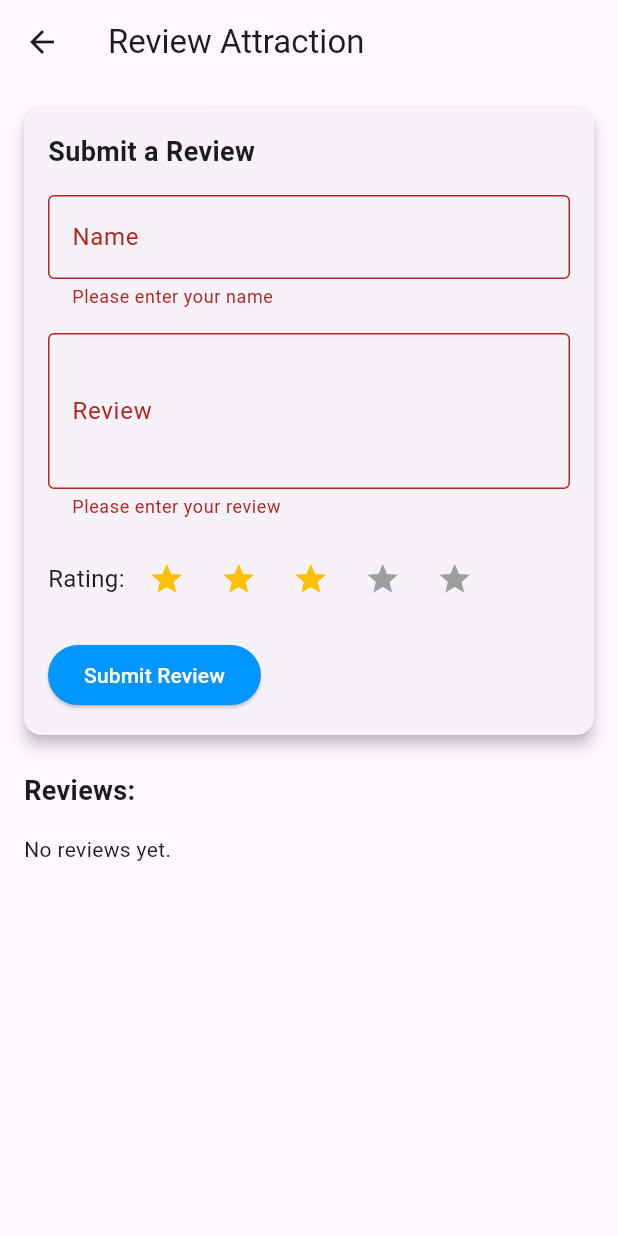
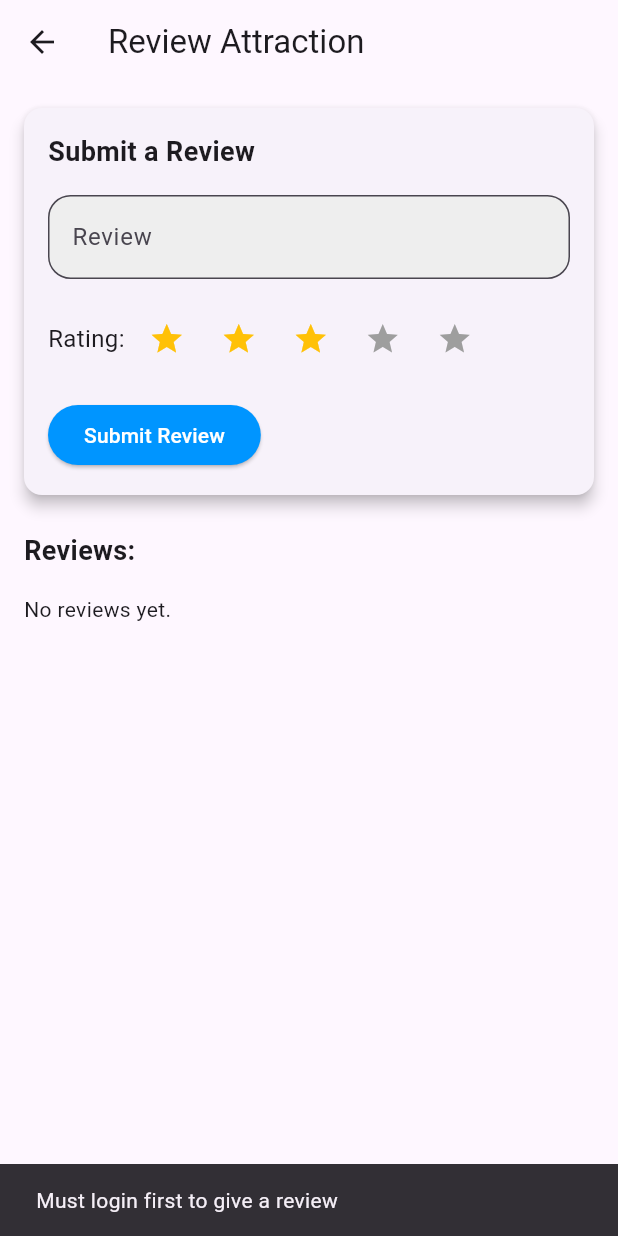
Before and after one commit to asimmughal876/CitiGuide-App, a Flutter app: the ReviewAttraction screen opened directly with empty values, after a tap on "Submit Review", on a phone screen of 412 x 824 dp. Run offline on Flutter 3.47's test engine with Material 3 defaults, Android fonts, the phone set to English and light mode, and no system bars; our stand-ins replace firebase_auth, firebase_core, firebase_database, google_fonts, google_maps_flutter, google_sign_in and 2 more; missing offline and left inert: cloudinary_public; accounts and stored records are empty; network calls fail.

Commit message:
current user name for reviews

```diff
--- a/lib/contact us.dart
+++ b/lib/contact us.dart
@@ -30,7 +30,6 @@ class _ContactUsAppState extends State<ContactUsApp> {
         setState(() {
           name.text = userData['name'] ?? '';
           email.text = userData['email'] ?? '';
-          userData['imageUrl'];
         });
       }
     }
--- a/lib/review_attraction.dart
+++ b/lib/review_attraction.dart
@@ -1,4 +1,5 @@
 import 'dart:io';
+import 'package:firebase_auth/firebase_auth.dart';
 import 'package:firebase_database/firebase_database.dart';
 import 'package:flutter/material.dart';
 import 'package:shared_preferences/shared_preferences.dart';
@@ -19,15 +20,32 @@ class _ReviewAttractionState extends State<ReviewAttraction> {
   final TextEditingController _reviewController = TextEditingController();
   double _rating = 3.0;
   List<Map<String, dynamic>> reviews = [];
-  String? _userId; // Store the user's ID (you could use Firebase Auth for this)
+  String? _userId;
 
-Future<void> _checkuser() async{
+  Future<void> _checkuser() async {
     SharedPreferences storage = await SharedPreferences.getInstance();
     String? user = await storage.getString('user');
 
     user != null ? _userId = user : _userId = null;
   }
-  // Fetch reviews from Firebase
+
+  Future<void> _loadProfileData() async {
+    User? user = FirebaseAuth.instance.currentUser;
+
+    if (user != null) {
+      DatabaseReference userRef =
+          FirebaseDatabase.instance.ref().child('Users').child(user.uid);
+      DataSnapshot snapshot = await userRef.get();
+
+      if (snapshot.exists) {
+        Map userData = snapshot.value as Map;
+        setState(() {
+          _nameController.text = userData['name'] ?? '';
+        });
+      }
+    }
+  }
+
   Future<void> fetchReviews() async {
     try {
       final snapshot = await _databaseReference.get();
@@ -55,6 +73,12 @@ Future<void> _checkuser() async{
   }
 
   Future<void> _submitReview() async {
+    if (_userId == null) {
+      ScaffoldMessenger.of(context).showSnackBar(
+        const SnackBar(content: Text('Must login first to give a review')),
+      );
+      return;
+    }
     if (_formKey.currentState!.validate()) {
       final name = _nameController.text;
       final reviewText = _reviewController.text;
@@ -66,7 +90,8 @@ Future<void> _checkuser() async{
           'review': reviewText,
           'attraction': widget.attractionId,
           'likes': 0, // Initialize with 0 likes
-          'likedBy': [], // Initialize with empty list of users who liked the review
+          'likedBy':
+              [], // Initialize with empty list of users who liked the review
         });
         _nameController.clear();
         _reviewController.clear();
@@ -85,8 +110,9 @@ Future<void> _checkuser() async{
     }
   }
 
-  Future<void> _likeReview(String reviewKey, List<dynamic> likedBy, int currentLikes) async {
-    if(_userId == null){
+  Future<void> _likeReview(
+      String reviewKey, List<dynamic> likedBy, int currentLikes) async {
+    if (_userId == null) {
       ScaffoldMessenger.of(context).showSnackBar(
         const SnackBar(content: Text('Must login first to like a review')),
       );
@@ -118,6 +144,7 @@ Future<void> _checkuser() async{
     super.initState();
     _checkuser();
     fetchReviews();
+    _loadProfileData();
   }
 
   Widget buildStarRating() {
@@ -168,36 +195,22 @@ Future<void> _checkuser() async{
                         ),
                         const SizedBox(height: 16),
                         TextFormField(
-                          controller: _nameController,
-                          decoration: const InputDecoration(
-                            labelText: 'Name',
-                            floatingLabelStyle: TextStyle(color: Colors.black),
+                          controller: _reviewController,
+                          cursorColor: const Color.fromARGB(255, 0, 149, 255),
+                          decoration: InputDecoration(
+                              hintText: "Review",
                               border: OutlineInputBorder(
-                              borderSide: BorderSide(color: Colors.grey),
+                                borderRadius: BorderRadius.circular(15),
                               ),
+                              filled: true,
+                              fillColor: Colors.grey[200],
                               focusedBorder: OutlineInputBorder(
-                              borderSide: BorderSide(
-                                  color: Color.fromARGB(255, 30, 30, 30)),
+                                borderSide: const BorderSide(
+                                  color: Colors.black,
                                 ),
+                                borderRadius: BorderRadius.circular(15),
                               ),
-                          validator: (value) =>
-                              value!.isEmpty ? 'Please enter your name' : null,
-                        ),
-                        const SizedBox(height: 16),
-                        TextFormField(
-                          controller: _reviewController,
-                          decoration: const InputDecoration(
-                            labelText: 'Review',
-                            floatingLabelStyle: TextStyle(color: Colors.black),
-                            border: OutlineInputBorder(
-                              borderSide: BorderSide(color: Colors.grey),
-                            ),
-                            focusedBorder: OutlineInputBorder(
-                              borderSide: BorderSide(
-                                  color: Color.fromARGB(255, 30, 30, 30)),
-                            ),
-                          ),
-                          maxLines: 3,
+                              labelStyle: TextStyle(color: Colors.grey[900])),
                           validator: (value) => value!.isEmpty
                               ? 'Please enter your review'
                               : null,
@@ -217,7 +230,8 @@ Future<void> _checkuser() async{
                         ElevatedButton(
                           onPressed: _submitReview,
                           style: ElevatedButton.styleFrom(
-                            backgroundColor: const Color.fromARGB(255, 0, 149, 255),
+                            backgroundColor:
+                                const Color.fromARGB(255, 0, 149, 255),
                           ),
                           child: const Text(
                             'Submit Review',
@@ -266,7 +280,9 @@ Future<void> _checkuser() async{
                                   children: [
                                     IconButton(
                                       onPressed: () => _likeReview(
-                                          review['key'], review['likedBy'], review['likes']),
+                                          review['key'],
+                                          review['likedBy'],
+                                          review['likes']),
                                       icon: const Icon(Icons.thumb_up),
                                       color: Colors.blue,
                                     ),
```
Lines whose indentation alone changed are shown as unchanged.
